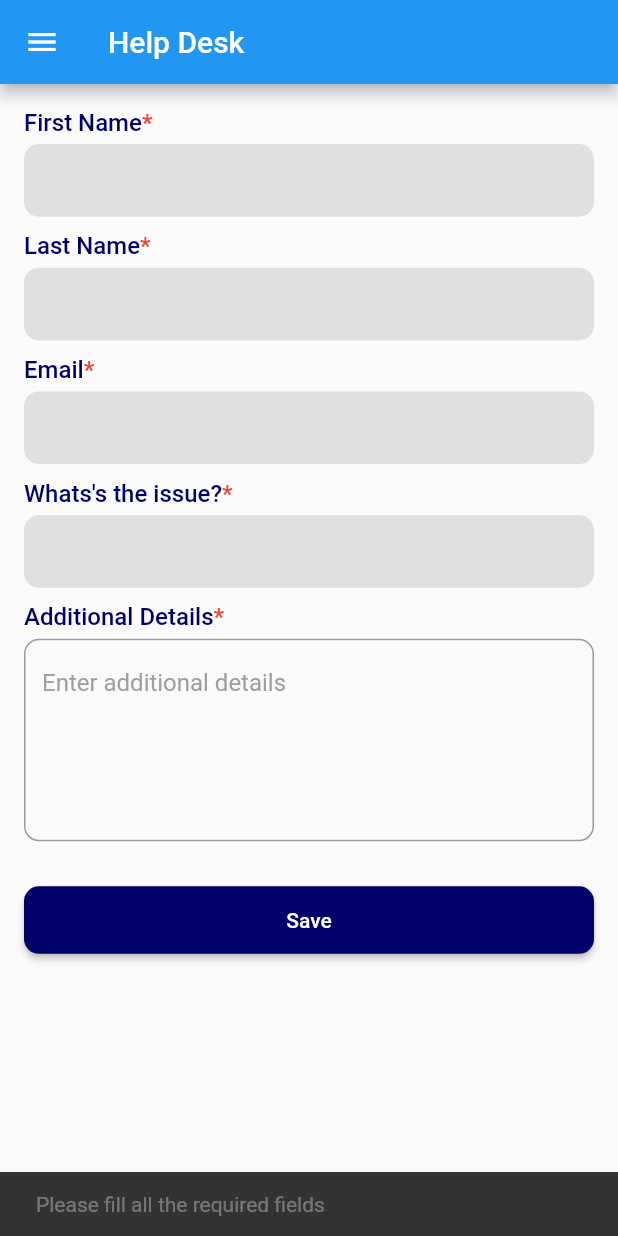
After one commit to Wasim-Zaman/event_management_nartec, a Flutter app: the HelpDeskScreen screen opened directly, after a tap on "Save", on a phone screen of 412 x 824 dp. The commit adds this screen. Run offline on Flutter 3.47's test engine with Material 2 defaults, Android fonts, the phone set to English and light mode, and no system bars; our stand-ins replace country_code_picker, flutter_bloc, flutter_screenutil, fluttertoast, geocoding, geolocator and 6 more; missing offline and left inert: flutter_exit_app; accounts and stored records are empty.

Commit message:
help desk screen completed

```diff
--- /dev/null
+++ b/lib/common/constants/app_snackbar.dart
@@ -0,0 +1,20 @@
+import 'package:event_management/common/constants/app_colors.dart';
+import 'package:flutter/material.dart';
+
+class AppSnackbar {
+  static void success(BuildContext context, String message) =>
+      ScaffoldMessenger.of(context).showSnackBar(
+        SnackBar(
+          content: Text(message),
+          backgroundColor: AppColors.secondaryColor,
+        ),
+      );
+
+  static void error(BuildContext context, String message) =>
+      ScaffoldMessenger.of(context).showSnackBar(
+        SnackBar(
+          content: Text(message),
+          backgroundColor: AppColors.dangerColor,
+        ),
+      );
+}
--- /dev/null
+++ b/lib/controllers/HelpDesk/help_desk_controller.dart
@@ -0,0 +1,21 @@
+import 'package:event_management/common/constants/api_manager.dart';
+import 'package:event_management/common/constants/url.dart';
+
+class HelpDeskController {
+  static Future<bool> postHelpDesk(body) async {
+    try {
+      var response = await ApiManager.postRequest(
+        body,
+        "${URL.baseUrl}tbl_post_help_desk",
+      );
+
+      if (response.statusCode == 200) {
+        return true;
+      } else {
+        throw Exception("Failed to post help desk");
+      }
+    } catch (e) {
+      rethrow;
+    }
+  }
+}
--- /dev/null
+++ b/lib/screens/HelpDisk/help_desk_screen.dart
@@ -0,0 +1,151 @@
+// ignore_for_file: use_build_context_synchronously
+
+import 'package:event_management/common/constants/app_snackbar.dart';
+import 'package:event_management/common/widgets/buttons/primary_button_widget.dart';
+import 'package:event_management/common/widgets/text/required_text_widget.dart';
+import 'package:event_management/common/widgets/text_fields/text_field_widget.dart';
+import 'package:event_management/controllers/HelpDesk/help_desk_controller.dart';
+import 'package:event_management/screens/profile/components/app_drawer.dart';
+import 'package:flutter/material.dart';
+
+class HelpDeskScreen extends StatefulWidget {
+  const HelpDeskScreen({Key? key}) : super(key: key);
+
+  @override
+  State<HelpDeskScreen> createState() => _HelpDeskScreenState();
+}
+
+class _HelpDeskScreenState extends State<HelpDeskScreen> {
+  final _formKey = GlobalKey<FormState>();
+  final _firstNameController = TextEditingController();
+  final _lastNameController = TextEditingController();
+  final _emailController = TextEditingController();
+  final _issuesController = TextEditingController();
+  final _additionalDetailsController = TextEditingController();
+
+  @override
+  void dispose() {
+    _firstNameController.dispose();
+    _lastNameController.dispose();
+    _emailController.dispose();
+    _issuesController.dispose();
+    _additionalDetailsController.dispose();
+
+    _formKey.currentState?.dispose();
+    super.dispose();
+  }
+
+  @override
+  Widget build(BuildContext context) {
+    return Scaffold(
+      appBar: AppBar(
+        title: const Text("Help Desk"),
+      ),
+      drawer: const AppDrawer(),
+      body: Padding(
+        padding: const EdgeInsets.all(16.0),
+        child: SizedBox.expand(
+          child: Form(
+            key: _formKey,
+            child: SingleChildScrollView(
+              child: Column(
+                children: [
+                  const RequiredTextWidget(
+                    text: "First Name",
+                  ),
+                  const SizedBox(height: 5),
+                  TextFieldWidget(controller: _firstNameController),
+                  const SizedBox(height: 10),
+                  const RequiredTextWidget(
+                    text: "Last Name",
+                  ),
+                  const SizedBox(height: 5),
+                  TextFieldWidget(controller: _lastNameController),
+                  const SizedBox(height: 10),
+                  const RequiredTextWidget(
+                    text: "Email",
+                  ),
+                  const SizedBox(height: 5),
+                  TextFieldWidget(controller: _emailController),
+                  const SizedBox(height: 10),
+                  const RequiredTextWidget(
+                    text: "Whats's the issue?",
+                  ),
+                  const SizedBox(height: 5),
+                  TextFieldWidget(controller: _issuesController),
+                  const SizedBox(height: 10),
+                  const RequiredTextWidget(
+                    text: "Additional Details",
+                  ),
+                  const SizedBox(height: 5),
+                  TextFormField(
+                    controller: _additionalDetailsController,
+                    maxLines: 5,
+                    decoration: InputDecoration(
+                      hintText: "Enter additional details",
+                      hintStyle: const TextStyle(
+                        color: Colors.grey,
+                      ),
+                      border: OutlineInputBorder(
+                        borderRadius: BorderRadius.circular(10),
+                      ),
+                    ),
+                  ),
+                  const SizedBox(height: 30),
+                  PrimaryButtonWidget(caption: "Save", onPressed: saveForm),
+                ],
+              ),
+            ),
+          ),
+        ),
+      ),
+    );
+  }
+
+  saveForm() async {
+    if (_firstNameController.text.trim().isNotEmpty &&
+        _lastNameController.text.trim().isNotEmpty &&
+        _emailController.text.trim().isNotEmpty &&
+        _issuesController.text.trim().isNotEmpty &&
+        _additionalDetailsController.text.trim().isNotEmpty) {
+      try {
+        var isPosted = await HelpDeskController.postHelpDesk(
+          {
+            "first_name": _firstNameController.text.trim(),
+            "last_name": _lastNameController.text.trim(),
+            "email": _emailController.text.trim(),
+            "issue": _issuesController.text.trim(),
+            "detail": _additionalDetailsController.text.trim(),
+          },
+        );
+
+        if (isPosted) {
+          AppSnackbar.success(context, "Help desk posted successfully");
+          // clear all the fields
+          _firstNameController.clear();
+          _lastNameController.clear();
+          _emailController.clear();
+          _issuesController.clear();
+          _additionalDetailsController.clear();
+
+          // focus on first name field
+          FocusScope.of(context).requestFocus(FocusNode());
+        } else {
+          AppSnackbar.error(context, "Failed to post help desk");
+        }
+      } catch (e) {
+        ScaffoldMessenger.of(context).showSnackBar(
+          SnackBar(
+            content: Text(e.toString().replaceAll("Exception:", "")),
+          ),
+        );
+      }
+    } else {
+      ScaffoldMessenger.of(context).showSnackBar(
+        const SnackBar(
+          content: Text("Please fill all the required fields"),
+        ),
+      );
+    }
+  }
+}
--- a/lib/screens/profile/components/app_drawer.dart
+++ b/lib/screens/profile/components/app_drawer.dart
@@ -1,10 +1,12 @@
 import 'package:event_management/common/constants/app_colors.dart';
 import 'package:event_management/providers/profile/member_profile.dart';
 import 'package:event_management/screens/Event/current_event_screen.dart';
+import 'package:event_management/screens/HelpDisk/help_desk_screen.dart';
 import 'package:event_management/screens/login/member_login_screen.dart';
 import 'package:event_management/screens/profile/member_profile_screen.dart';
 import 'package:flutter/material.dart';
 import 'package:ionicons/ionicons.dart';
+import 'package:page_transition/page_transition.dart';
 import 'package:provider/provider.dart';
 
 class AppDrawer extends StatelessWidget {
@@ -48,8 +50,9 @@ class AppDrawer extends StatelessWidget {
                 Navigator.pop(context);
                 Navigator.pushReplacement(
                   context,
-                  MaterialPageRoute(
-                    builder: (context) => const MemberProfileScreen(),
+                  PageTransition(
+                    type: PageTransitionType.rightToLeft,
+                    child: const MemberProfileScreen(),
                   ),
                 );
               },
@@ -61,8 +64,9 @@ class AppDrawer extends StatelessWidget {
                 Navigator.pop(context);
                 Navigator.pushReplacement(
                   context,
-                  MaterialPageRoute(
-                    builder: (context) => const CurrentEventScreen(),
+                  PageTransition(
+                    type: PageTransitionType.rightToLeft,
+                    child: const CurrentEventScreen(),
                   ),
                 );
               },
@@ -72,6 +76,13 @@ class AppDrawer extends StatelessWidget {
               icon: Ionicons.help_outline,
               onTap: () {
                 Navigator.pop(context);
+                Navigator.pushReplacement(
+                  context,
+                  PageTransition(
+                    type: PageTransitionType.rightToLeft,
+                    child: const HelpDeskScreen(),
+                  ),
+                );
               },
             ),
             DrawerItem(
--- a/pubspec.yaml
+++ b/pubspec.yaml
@@ -58,6 +58,7 @@ dependencies:
   flutter_google_places: ^0.3.0
   geocoding: ^2.1.0
   google_maps_flutter: ^2.2.6
+  page_transition: ^2.0.9
 
 dev_dependencies:
   flutter_test:
```
Also changed, not shown: pubspec.lock.
